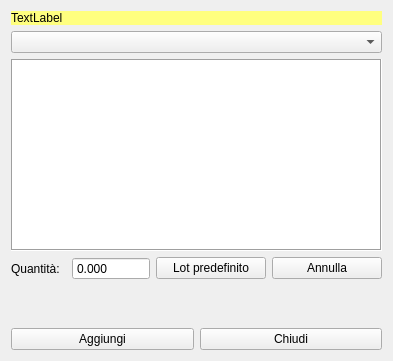
Above: haddlotinproduction.ui from fblabs/hamlet-mod-sancon before the change. Below: the same form after it.
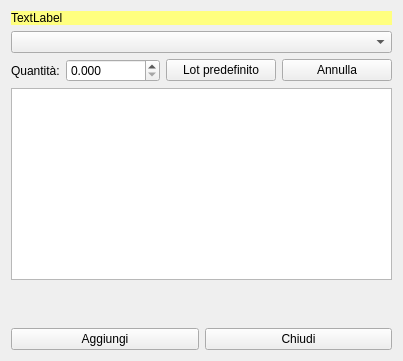
That is the form after the change. Icons and pictures are not drawn.

```diff
--- a/haddlotinproduction.ui
+++ b/haddlotinproduction.ui
@@ -33,27 +33,6 @@
    <item>
     <layout class="QHBoxLayout" name="horizontalLayout_3"/>
    </item>
-   <item>
-    <widget class="QListView" name="lvLastLots">
-     <property name="font">
-      <font>
-       <pointsize>11</pointsize>
-      </font>
-     </property>
-     <property name="frameShape">
-      <enum>QFrame::Box</enum>
-     </property>
-     <property name="editTriggers">
-      <set>QAbstractItemView::NoEditTriggers</set>
-     </property>
-     <property name="alternatingRowColors">
-      <bool>true</bool>
-     </property>
-     <property name="selectionBehavior">
-      <enum>QAbstractItemView::SelectRows</enum>
-     </property>
-    </widget>
-   </item>
    <item>
     <layout class="QHBoxLayout" name="horizontalLayout">
      <item>
@@ -69,7 +48,7 @@
         <set>Qt::ImhDigitsOnly|Qt::ImhFormattedNumbersOnly</set>
        </property>
        <property name="buttonSymbols">
-        <enum>QAbstractSpinBox::NoButtons</enum>
+        <enum>QAbstractSpinBox::UpDownArrows</enum>
        </property>
        <property name="specialValueText">
         <string/>
@@ -136,6 +115,25 @@
      </item>
     </layout>
    </item>
+   <item>
+    <widget class="QTableView" name="tvLots">
+     <property name="selectionMode">
+      <enum>QAbstractItemView::SingleSelection</enum>
+     </property>
+     <property name="selectionBehavior">
+      <enum>QAbstractItemView::SelectRows</enum>
+     </property>
+     <attribute name="horizontalHeaderCascadingSectionResizes">
+      <bool>true</bool>
+     </attribute>
+     <attribute name="horizontalHeaderShowSortIndicator" stdset="0">
+      <bool>true</bool>
+     </attribute>
+     <attribute name="verticalHeaderVisible">
+      <bool>false</bool>
+     </attribute>
+    </widget>
+   </item>
    <item>
     <spacer name="verticalSpacer">
      <property name="orientation">
```
